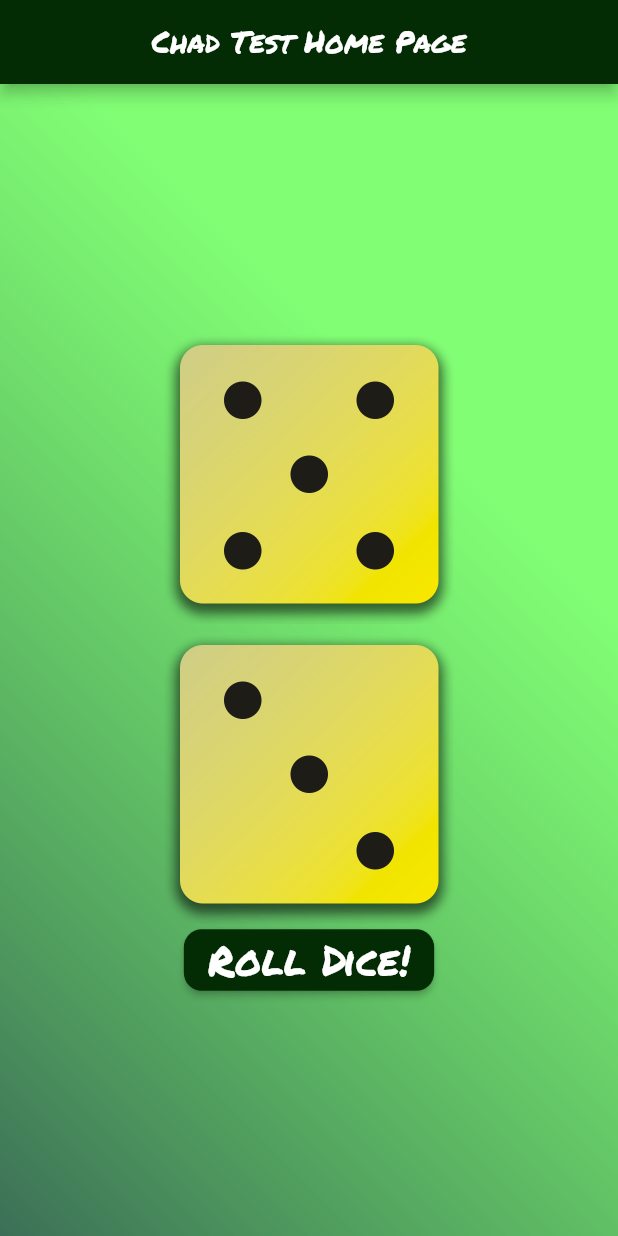
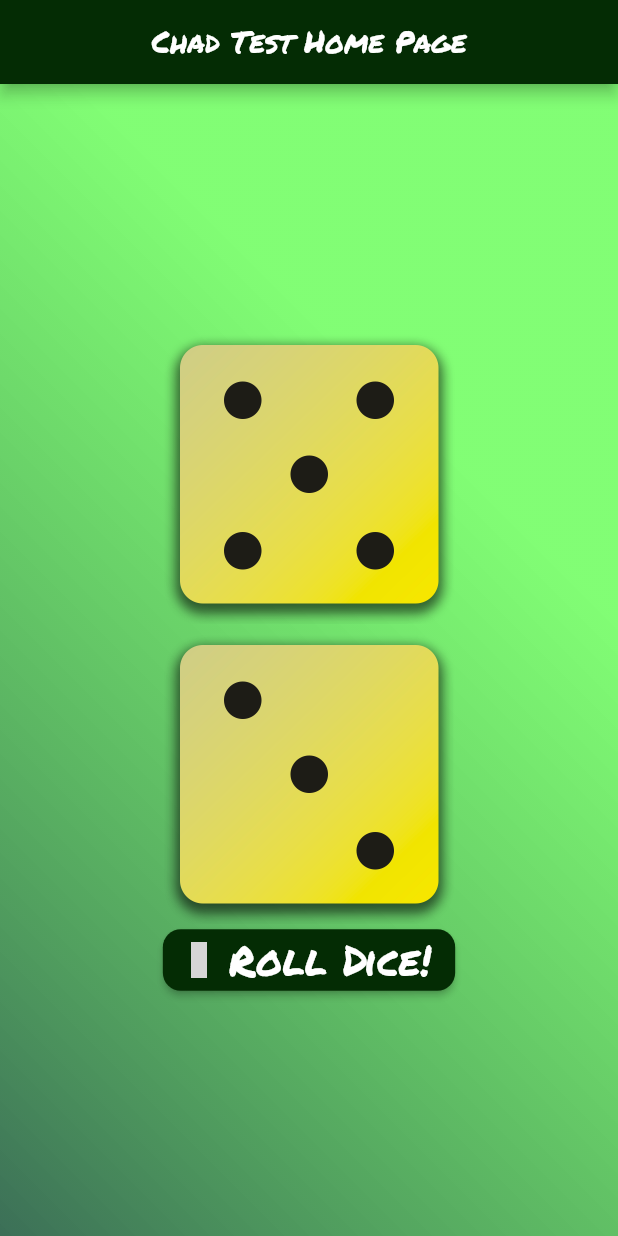
Before and after one commit to chadthecoder/flutterFun, a Flutter app: the screen it shows after launch, after a tap on "Roll Dice!", on a phone screen of 412 x 824 dp. Run offline on Flutter 3.47's test engine with Material 2 defaults, Android fonts, the light colour scheme and no system bars; our stand-ins replace audioplayers, google_fonts; missing offline and left inert: dice_icons; grey boxes are pictures that could not be loaded.

Commit message:
changed icon to dice, fixed audio, changed animation to be same time as mp3

```diff
--- a/diceapp/lib/widgets/dice_roller.dart
+++ b/diceapp/lib/widgets/dice_roller.dart
@@ -3,6 +3,8 @@ import 'package:flutter/material.dart';
 import 'styled_text.dart';
 import 'dart:math';
 import 'dart:async';
+import 'package:audioplayers/audioplayers.dart';
+import 'package:dice_icons/dice_icons.dart';
 
 class DiceRoller extends StatefulWidget {
   const DiceRoller({super.key});
@@ -15,10 +17,24 @@ class _DiceRollerState extends State<DiceRoller> {
   final Color darkGreen = const Color.fromARGB(255, 4, 44, 4);
   int dice1 = 1, dice2 = 6;
   late Random rand;
-  int counter = 1;
+  int counter = 0;
+  final player = AudioPlayer();
 
-  void rollDice() {
+  void rollDice() async {
+    //await player.play(DeviceFileSource('assets/audios/diceRoll.mp3'));
+    //await player.play(
+    //DeviceFileSource('audios/diceRoll.mp3'),
+    //mode: PlayerMode.lowLatency,
+    //);
+    //await cache.load('assets/audios/diceRoll.mp3');
+    await player.play(
+      AssetSource('audios/diceRoll.mp3'),
+      mode: PlayerMode.lowLatency,
+    );
+    //cache.
+
     rand = Random();
+
     //int randNum1 = rand.nextInt(6) + 1, randNum2 = rand.nextInt(6) + 1;
 
     Timer.periodic(const Duration(milliseconds: 80), (timer) {
@@ -27,13 +43,15 @@ class _DiceRollerState extends State<DiceRoller> {
         dice1 = rand.nextInt(6) + 1;
         dice2 = rand.nextInt(6) + 1;
       });
-      if (counter >= 12) {
+      if (counter >= 11) {
         timer.cancel();
         setState(() {
           counter = 1;
         });
       }
     });
+
+    //await player.dispose();
 
     //[diceFiles[randNum1], diceFiles[randNum2]];
   }
@@ -54,7 +72,10 @@ class _DiceRollerState extends State<DiceRoller> {
           'assets/images/dice-$dice2.png',
           width: 200,
         ),
-        ElevatedButton(
+        ElevatedButton.icon(
+          //icon: const Icon(DiceIcons.dice6),
+          icon: const Icon(DiceIcons.dice6),
+          label: const StyledText('Roll Dice!'),
           onPressed: rollDice,
           style: ElevatedButton.styleFrom(
             backgroundColor: darkGreen,
@@ -65,7 +86,6 @@ class _DiceRollerState extends State<DiceRoller> {
             //padding: const EdgeInsets.all(24),
             //fixedSize: const Size(190, 190),
           ),
-          child: const StyledText('Roll Dice!'),
         ),
       ],
     );
--- a/diceapp/pubspec.yaml
+++ b/diceapp/pubspec.yaml
@@ -35,6 +35,8 @@ dependencies:
   # Use with the CupertinoIcons class for iOS style icons.
   cupertino_icons: ^1.0.2
   google_fonts: ^5.1.0
+  audioplayers: ^5.1.0
+  dice_icons: ^0.1.5
 
 dev_dependencies:
   flutter_test:
@@ -65,6 +67,7 @@ flutter:
     - assets/images/dice-4.png
     - assets/images/dice-5.png
     - assets/images/dice-6.png
+    - assets/audios/diceRoll.mp3
 
   # An image asset can refer to one or more resolution-specific "variants", see
   # https://flutter.dev/assets-and-images/#resolution-aware
```
Also changed, not shown: 6 other files.
